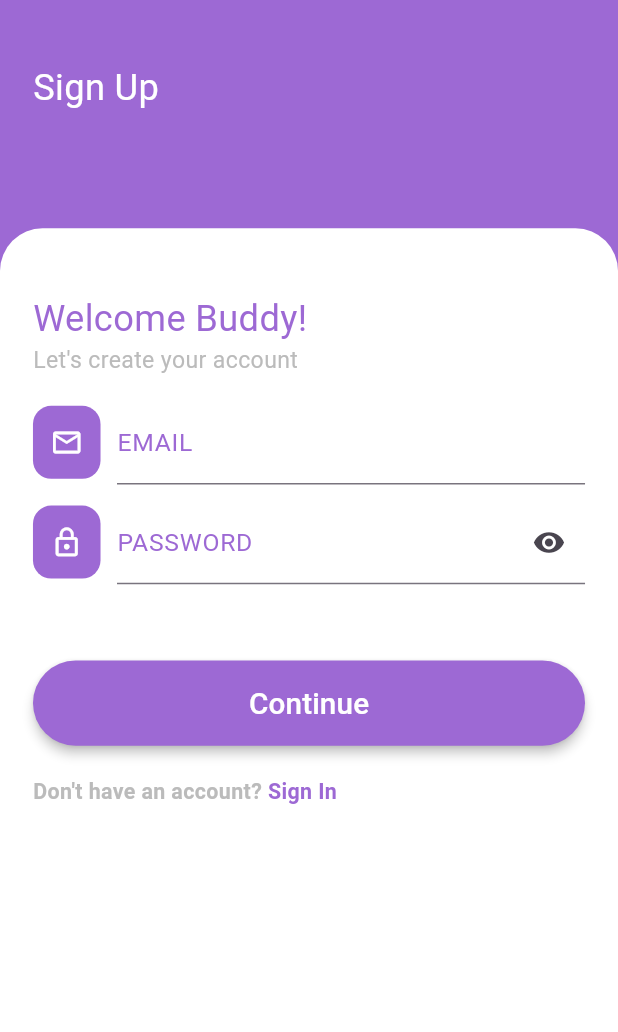
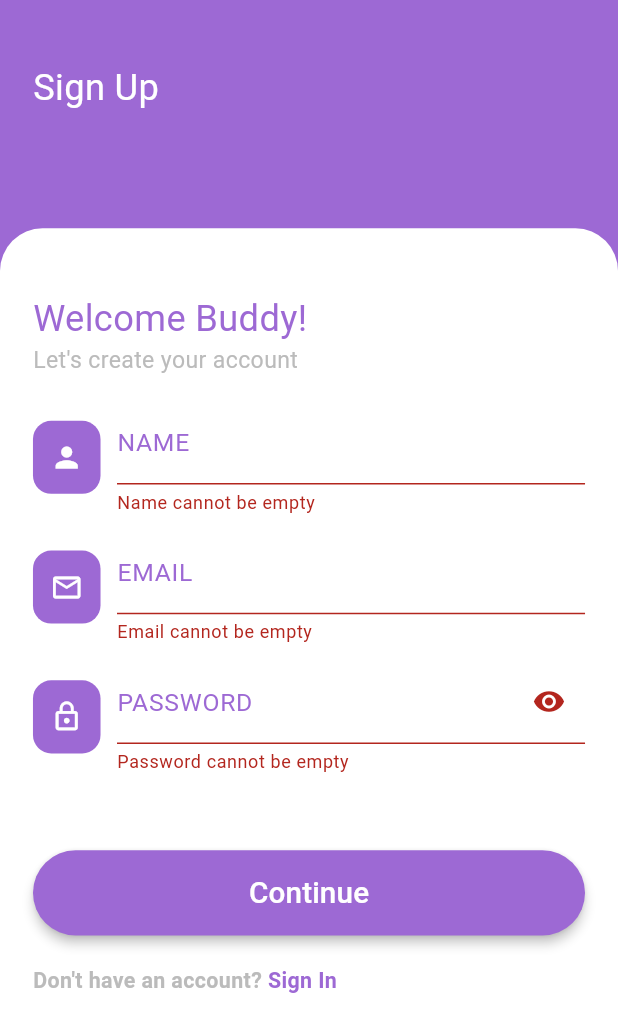
Before and after one commit to faisal-sha32/bikeShop, a Flutter app: the RegistrationScreen screen opened directly, after a tap on "Continue", on a phone screen of 412 x 824 dp. Shown: the top 1032 px of the screen. Run offline on Flutter 3.47's test engine with Material 3 defaults, Android fonts, the phone set to English and light mode, and no system bars; our stand-ins replace cloud_firestore, firebase_auth, firebase_core, flutter_screenutil, fluttertoast; accounts and stored records are empty.

Commit message:
name filed added

```diff
--- a/lib/Pages/Checkout/checkoutScreen.dart
+++ b/lib/Pages/Checkout/checkoutScreen.dart
@@ -26,10 +26,9 @@ class _CheckoutScreenState extends State<CheckoutScreen> {
     if (mounted) {
       setState(() {
         userEmail = email;
-        userName = email!.split("@")[0];
+        userName = user.displayName.toString();
       });
     }
-
   }
 
   @override
--- a/lib/Pages/Registration/registerScreen.dart
+++ b/lib/Pages/Registration/registerScreen.dart
@@ -11,15 +11,20 @@ class RegistrationScreen extends StatefulWidget {
 }
 
 class _RegistrationScreenState extends State<RegistrationScreen> {
+  final TextEditingController _nameController = TextEditingController();
+
   final TextEditingController _emailController = TextEditingController();
   final TextEditingController _passwordController = TextEditingController();
   bool _obscureText = true;
+  final _formKey = GlobalKey<FormState>();
 
   @override
   Widget build(BuildContext context) {
     return Scaffold(
       backgroundColor: AppColors.kPrimaryColor,
       body: SafeArea(
+        child: Form(
+          key: _formKey,
           child: Column(
             children: [
               SizedBox(
@@ -36,7 +41,8 @@ class _RegistrationScreenState extends State<RegistrationScreen> {
                       ),
                       Text(
                         "Sign Up",
-                      style: TextStyle(fontSize: 22.sp, color: AppColors.white),
+                        style:
+                            TextStyle(fontSize: 22.sp, color: AppColors.white),
                       ),
                     ],
                   ),
@@ -85,6 +91,57 @@ class _RegistrationScreenState extends State<RegistrationScreen> {
                                 width: 41.w,
                                 decoration: BoxDecoration(
                                   color: AppColors.kPrimaryColor,
+                                  borderRadius: BorderRadius.circular(
+                                    12.r,
+                                  ),
+                                ),
+                                child: Center(
+                                  child: Icon(
+                                    Icons.person,
+                                    color: AppColors.white,
+                                    size: 20.w,
+                                  ),
+                                ),
+                              ),
+                              SizedBox(
+                                width: 10.w,
+                              ),
+                              Expanded(
+                                child: TextFormField(
+                                  controller: _nameController,
+                                  validator: (value) {
+                                    if (value!.isEmpty) {
+                                      return 'Name cannot be empty';
+                                    } else if (value.length < 5) {
+                                      return 'Name must be more than 5 characters';
+                                    }
+                                    return null;
+                                  },
+                                  decoration: InputDecoration(
+                                    hintStyle: TextStyle(
+                                      fontSize: 14.sp,
+                                      color: AppColors.emailTextFieldColor,
+                                    ),
+                                    labelText: 'NAME',
+                                    labelStyle: TextStyle(
+                                      fontSize: 15.sp,
+                                      color: AppColors.kPrimaryColor,
+                                    ),
+                                  ),
+                                ),
+                              ),
+                            ],
+                          ),
+                          SizedBox(
+                            height: 10.h,
+                          ),
+                          Row(
+                            children: [
+                              Container(
+                                height: 48.h,
+                                width: 41.w,
+                                decoration: BoxDecoration(
+                                    color: AppColors.kPrimaryColor,
                                     borderRadius: BorderRadius.circular(12.r)),
                                 child: Center(
                                   child: Icon(
@@ -98,8 +155,16 @@ class _RegistrationScreenState extends State<RegistrationScreen> {
                                 width: 10.w,
                               ),
                               Expanded(
-                              child: TextField(
+                                child: TextFormField(
                                   controller: _emailController,
+                                  validator: (value) {
+                                    if (value!.isEmpty) {
+                                      return 'Email cannot be empty';
+                                    } else if (!value.isValidEmail()) {
+                                      return 'Enter proper email';
+                                    }
+                                    return null;
+                                  },
                                   decoration: InputDecoration(
                                     hintStyle: TextStyle(
                                       fontSize: 14.sp,
@@ -138,11 +203,18 @@ class _RegistrationScreenState extends State<RegistrationScreen> {
                                 width: 10.w,
                               ),
                               Expanded(
-                              child: TextField(
+                                child: TextFormField(
                                   controller: _passwordController,
+                                  validator: (value) {
+                                    if (value!.isEmpty) {
+                                      return 'Password cannot be empty';
+                                    } else if (value.length < 6) {
+                                      return 'Password must be 6 characters';
+                                    }
+                                    return null;
+                                  },
                                   obscureText: _obscureText,
                                   decoration: InputDecoration(
-                                  hintText: "password must be 6 character",
                                     hintStyle: TextStyle(
                                       fontSize: 14.sp,
                                       color: AppColors.emailTextFieldColor,
@@ -188,10 +260,14 @@ class _RegistrationScreenState extends State<RegistrationScreen> {
                             height: 56.h,
                             child: ElevatedButton(
                               onPressed: () {
+                                if (_formKey.currentState!.validate()) {
                                   AuthService().signUp(
                                     context: context,
                                     email: _emailController.text,
-                                  password: _passwordController.text);
+                                    password: _passwordController.text,
+                                    userName: _nameController.text,
+                                  );
+                                }
                               },
                               style: ElevatedButton.styleFrom(
                                 backgroundColor: AppColors.kPrimaryColor,
@@ -248,6 +324,15 @@ class _RegistrationScreenState extends State<RegistrationScreen> {
             ],
           ),
         ),
+      ),
     );
   }
 }
+
+extension EmailValidator on String {
+  bool isValidEmail() {
+    return RegExp(
+            r'^(([^<>()[\]\\.,;:\s@\"]+(\.[^<>()[\]\\.,;:\s@\"]+)*)|(\".+\"))@((\[[0-9]{1,3}\.[0-9]{1,3}\.[0-9]{1,3}\.[0-9]{1,3}\])|(([a-zA-Z\-0-9]+\.)+[a-zA-Z]{2,}))$')
+        .hasMatch(this);
+  }
+}
--- a/lib/Service/authService.dart
+++ b/lib/Service/authService.dart
@@ -30,9 +30,10 @@ class AuthService {
   }
 
   Future<void> signUp({
-    BuildContext? context,
-    String? email,
-    String? password,
+    required BuildContext? context,
+    required String? email,
+    required String? password,
+    required String? userName,
   }) async {
     try {
       UserCredential userCredential =
@@ -42,6 +43,9 @@ class AuthService {
       );
       var authCredential = userCredential.user;
       debugPrint(authCredential!.uid);
+
+      await authCredential.updateDisplayName(userName);
+
       if (authCredential.uid.isNotEmpty) {
         // ignore: use_build_context_synchronously
         Navigator.push(
```
Also changed, not shown: lib/Pages/Login/loginScreen.dart (+30 -6 lines). Lines whose indentation alone changed are shown as unchanged.
